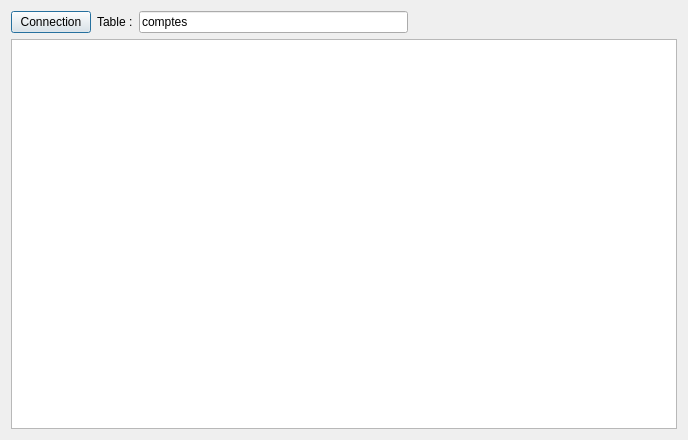
This is 10_SqlQueryModel/dialog.ui in TheoMichaud/Apprendre_QT as Qt 5 draws it before an edit. The edited form follows.
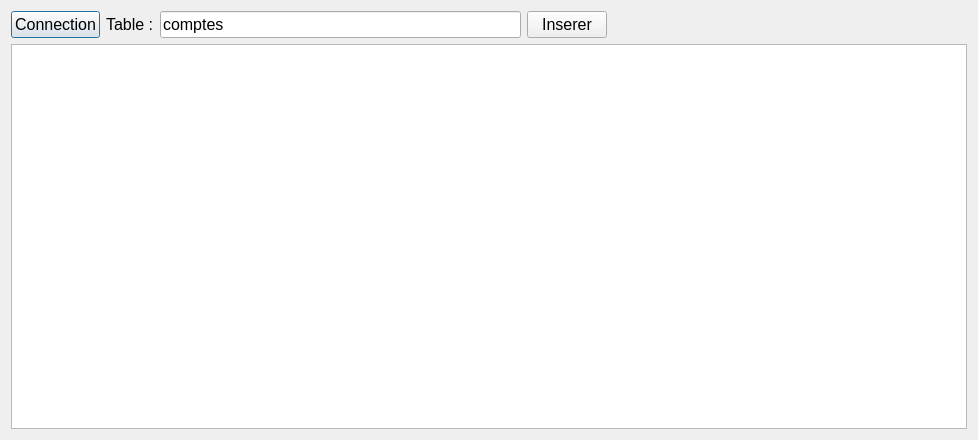
This is the edited form.

```diff
--- a/10_SqlQueryModel/dialog.ui
+++ b/10_SqlQueryModel/dialog.ui
@@ -6,7 +6,7 @@
    <rect>
     <x>0</x>
     <y>0</y>
-    <width>688</width>
+    <width>978</width>
     <height>440</height>
    </rect>
   </property>
@@ -20,6 +20,11 @@
       <layout class="QHBoxLayout" name="horizontalLayout">
        <item>
         <widget class="QPushButton" name="pushButton">
+         <property name="font">
+          <font>
+           <pointsize>12</pointsize>
+          </font>
+         </property>
          <property name="text">
           <string>Connection</string>
          </property>
@@ -27,6 +32,11 @@
        </item>
        <item>
         <widget class="QLabel" name="label">
+         <property name="font">
+          <font>
+           <pointsize>12</pointsize>
+          </font>
+         </property>
          <property name="text">
           <string>Table :</string>
          </property>
@@ -34,11 +44,28 @@
        </item>
        <item>
         <widget class="QLineEdit" name="lineEditNomTable">
+         <property name="font">
+          <font>
+           <pointsize>12</pointsize>
+          </font>
+         </property>
          <property name="text">
           <string>comptes</string>
          </property>
         </widget>
        </item>
+       <item>
+        <widget class="QPushButton" name="pushButtonAjouter">
+         <property name="font">
+          <font>
+           <pointsize>12</pointsize>
+          </font>
+         </property>
+         <property name="text">
+          <string>Inserer</string>
+         </property>
+        </widget>
+       </item>
        <item>
         <spacer name="horizontalSpacer">
          <property name="orientation">
```
